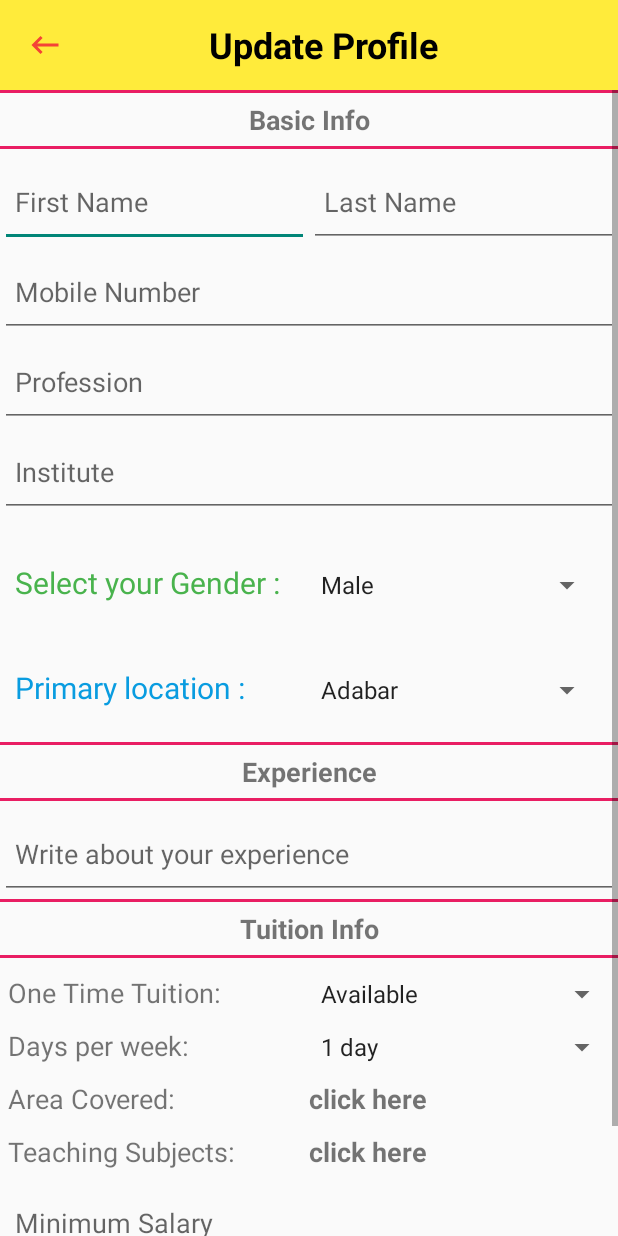
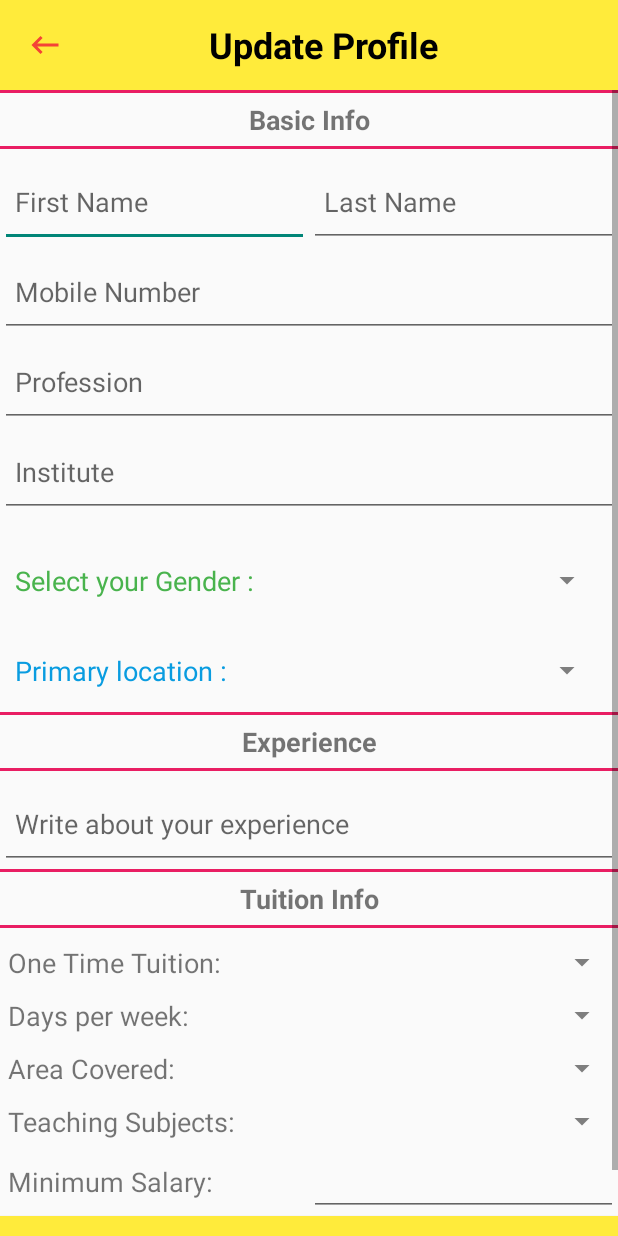
Before and after one commit to shiiifuuuu/DCC_Project_Tutor_Finder, an Android app: the layout activity_update_tutor_profile.xml on its own in the app's theme, with its tools: preview values and no code run, on a phone screen of 412 x 824 dp. Run offline under Robolectric (Android 15) with nearby library versions, the phone set to English and light mode, and no system bars.

Commit message:
profile + search complete successfully i guess

```diff
--- a/app/src/main/java/com/teamocta/dcc_project/studentActivity/UpdateStudentProfileActivity.java
+++ b/app/src/main/java/com/teamocta/dcc_project/studentActivity/UpdateStudentProfileActivity.java
@@ -201,7 +201,7 @@ public class UpdateStudentProfileActivity extends AppCompatActivity {
 
     public void tvGenderClicked(View view) {
         final String[] genderList = getResources().getStringArray(R.array.gender);
-        builder.setTitle("Select Gender").setSingleChoiceItems(genderList, 0, new DialogInterface.OnClickListener() {
+        builder.setTitle("Select Gender").setCancelable(true).setSingleChoiceItems(genderList, 0, new DialogInterface.OnClickListener() {
             @Override
             public void onClick(DialogInterface dialogInterface, int i) {
                 binding.tvGender.setText(genderList[i]);
@@ -212,7 +212,7 @@ public class UpdateStudentProfileActivity extends AppCompatActivity {
 
     public void tvLocationClicked(View view) {
         final String[] locationList = getResources().getStringArray(R.array.location);
-        builder.setTitle("Select Location").setSingleChoiceItems(locationList, 0, new DialogInterface.OnClickListener() {
+        builder.setTitle("Select Location").setCancelable(true).setSingleChoiceItems(locationList, 0, new DialogInterface.OnClickListener() {
             @Override
             public void onClick(DialogInterface dialogInterface, int i) {
                 binding.tvLocation.setText(locationList[i]);
@@ -223,7 +223,7 @@ public class UpdateStudentProfileActivity extends AppCompatActivity {
 
     public void tvDaysPerWeekClicked(View view) {
         final String[] daysPerWeekList = getResources().getStringArray(R.array.days_per_week);
-        builder.setTitle("Select Days Per Week").setSingleChoiceItems(daysPerWeekList, 0, new DialogInterface.OnClickListener() {
+        builder.setTitle("Select Days Per Week").setCancelable(true).setSingleChoiceItems(daysPerWeekList, 0, new DialogInterface.OnClickListener() {
             @Override
             public void onClick(DialogInterface dialogInterface, int i) {
                 binding.tvDaysPerWeek.setText(daysPerWeekList[i]);
--- a/app/src/main/res/layout/activity_update_tutor_profile.xml
+++ b/app/src/main/res/layout/activity_update_tutor_profile.xml
@@ -112,7 +112,7 @@
                     android:padding="10sp"/>
                 <LinearLayout
                     android:layout_width="match_parent"
-                    android:layout_height="60sp"
+                    android:layout_height="50sp"
                     android:orientation="horizontal"
                     android:layout_marginTop="20sp"
                     android:padding="10sp">
@@ -121,18 +121,21 @@
                         android:layout_height="wrap_content"
                         android:layout_weight="1"
                         android:text="Select your Gender :"
-                        android:textSize="20sp"
+                        android:textSize="18sp"
                         android:textColor="#49B34D"/>
-                    <Spinner
-                        android:id="@+id/spnrGender"
+                    <TextView
+                        android:id="@+id/tvGender"
                         android:layout_width="match_parent"
                         android:layout_height="wrap_content"
                         android:layout_weight="1"
-                        android:entries="@array/gender"></Spinner>
+                        android:onClick="tvGenderClicked"
+                        android:drawableRight="@drawable/ic_arrow_drop_down_black_24dp"
+                        android:layout_marginEnd="12sp"
+                        android:textSize="18sp" />
                 </LinearLayout>
                 <LinearLayout
                     android:layout_width="match_parent"
-                    android:layout_height="60sp"
+                    android:layout_height="50sp"
                     android:orientation="horizontal"
                     android:layout_marginTop="10sp"
                     android:padding="10sp">
@@ -141,15 +144,17 @@
                         android:layout_height="wrap_content"
                         android:layout_weight="1"
                         android:text="Primary location :"
-                        android:textSize="20sp"
+                        android:textSize="18sp"
                         android:textColor="#099CE0"/>
-                    <Spinner
-                        android:id="@+id/spnrLocation"
+                    <TextView
+                        android:id="@+id/tvLocation"
                         android:layout_width="match_parent"
                         android:layout_height="wrap_content"
                         android:layout_weight="1"
-                        android:entries="@array/location"
-                        android:textSize="20sp"></Spinner>
+                        android:onClick="tvLocationClicked"
+                        android:drawableRight="@drawable/ic_arrow_drop_down_black_24dp"
+                        android:layout_marginEnd="12sp"
+                        android:textSize="18sp"/>
                 </LinearLayout>
 
                 <View
@@ -210,12 +215,15 @@
                         android:text="One Time Tuition: "
                         android:textSize="18sp"
                         android:padding="5sp"/>
-                    <Spinner
+                    <TextView
                         android:layout_width="match_parent"
                         android:layout_height="wrap_content"
-                        android:id="@+id/spnrTuitionType"
+                        android:id="@+id/tvTuitionType"
                         android:layout_weight="1"
-                        android:entries="@array/tuition_type"></Spinner>
+                        android:drawableRight="@drawable/ic_arrow_drop_down_black_24dp"
+                        android:layout_marginEnd="12sp"
+                        android:textSize="18sp"
+                        android:onClick="tvTuitionTypeClicked"/>
                 </LinearLayout>
                 <LinearLayout
                     android:layout_width="match_parent"
@@ -228,12 +236,15 @@
                         android:text="Days per week: "
                         android:textSize="18sp"
                         android:padding="5sp"/>
-                    <Spinner
+                    <TextView
                         android:layout_width="match_parent"
                         android:layout_height="wrap_content"
-                        android:id="@+id/spnrDaysPerWeek"
+                        android:id="@+id/tvDaysPerWeek"
                         android:layout_weight="1"
-                        android:entries="@array/days_per_week"></Spinner>
+                        android:drawableRight="@drawable/ic_arrow_drop_down_black_24dp"
+                        android:layout_marginEnd="12sp"
+                        android:textSize="18sp"
+                        android:onClick="tvDaysPerWeekClicked"/>
                 </LinearLayout>
                 <LinearLayout
                     android:layout_width="match_parent"
@@ -251,10 +262,11 @@
                         android:layout_height="wrap_content"
                         android:id="@+id/tvAreaCovered"
                         android:layout_weight="1"
-                        android:text="click here"
+                        android:drawableRight="@drawable/ic_arrow_drop_down_black_24dp"
+                        android:layout_marginEnd="12sp"
                         android:textSize="18sp"
                         android:textStyle="bold"
-                        android:onClick="onAreaCoveredClicked" />
+                        android:onClick="tvAreaCoveredClicked" />
                 </LinearLayout>
                 <LinearLayout
                     android:layout_width="match_parent"
@@ -272,19 +284,31 @@
                         android:layout_height="wrap_content"
                         android:id="@+id/tvTeachingSubjects"
                         android:layout_weight="1"
-                        android:text="click here"
+                        android:drawableRight="@drawable/ic_arrow_drop_down_black_24dp"
+                        android:layout_marginEnd="12sp"
                         android:textSize="18sp"
                         android:textStyle="bold"
-                        android:onClick="onTeachingSubjectsClicked" />
+                        android:onClick="tvTeachingSubjectsClicked" />
                 </LinearLayout>
-                <EditText
+                <LinearLayout
                     android:layout_width="match_parent"
-                    android:layout_height="60sp"
-                    android:layout_weight="1"
-                    android:id="@+id/etMinimumSalary"
-                    android:hint="Minimum Salary"
-                    android:inputType="number"
-                    android:padding="10sp"/>
+                    android:layout_height="wrap_content"
+                    android:orientation="horizontal">
+                    <TextView
+                        android:layout_width="match_parent"
+                        android:layout_height="wrap_content"
+                        android:layout_weight="1"
+                        android:text="Minimum Salary:"
+                        android:textSize="18sp"
+                        android:padding="5sp"/>
+                    <EditText
+                        android:layout_width="match_parent"
+                        android:layout_height="wrap_content"
+                        android:id="@+id/etMinimumSalary"
+                        android:layout_weight="1"
+                        android:textSize="18sp"
+                        android:inputType="number|phone"/>
+                </LinearLayout>
 
                 <Button
                     android:layout_width="match_parent"
```
Also changed, not shown: app/src/main/AndroidManifest.xml (+10 -8 lines), app/src/main/java/com/teamocta/dcc_project/tutorActivity/TutorProfileActivity.java (+5 -5 lines), app/src/main/java/com/teamocta/dcc_project/tutorActivity/UpdateTutorProfileActivity.java (+59 -10 lines), app/src/main/res/layout/activity_update_student_profile.xml (+23 -12 lines).
